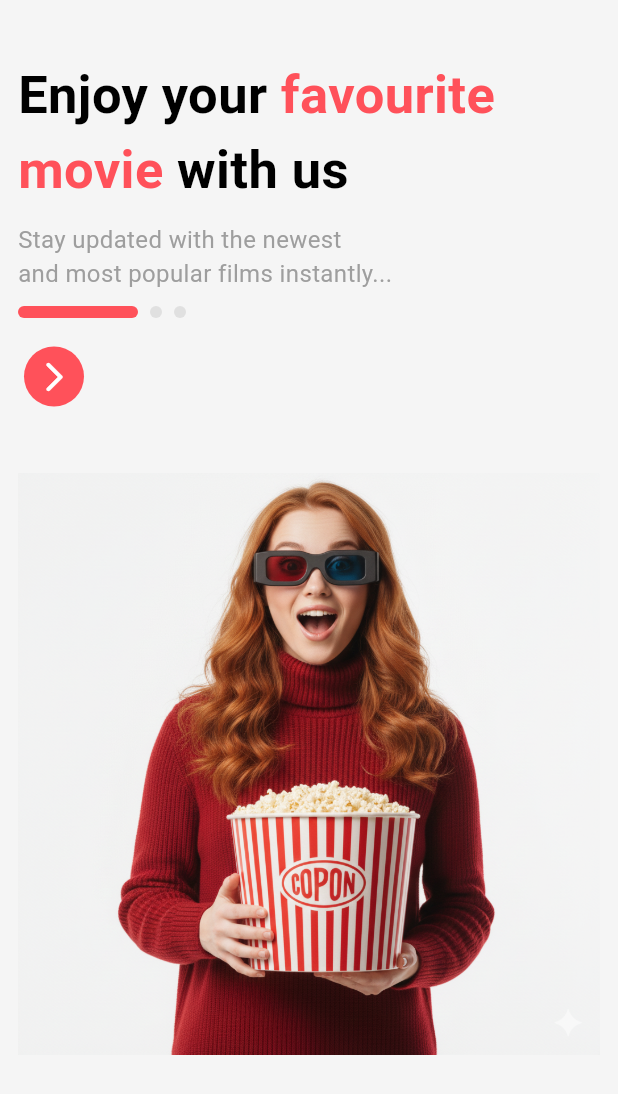
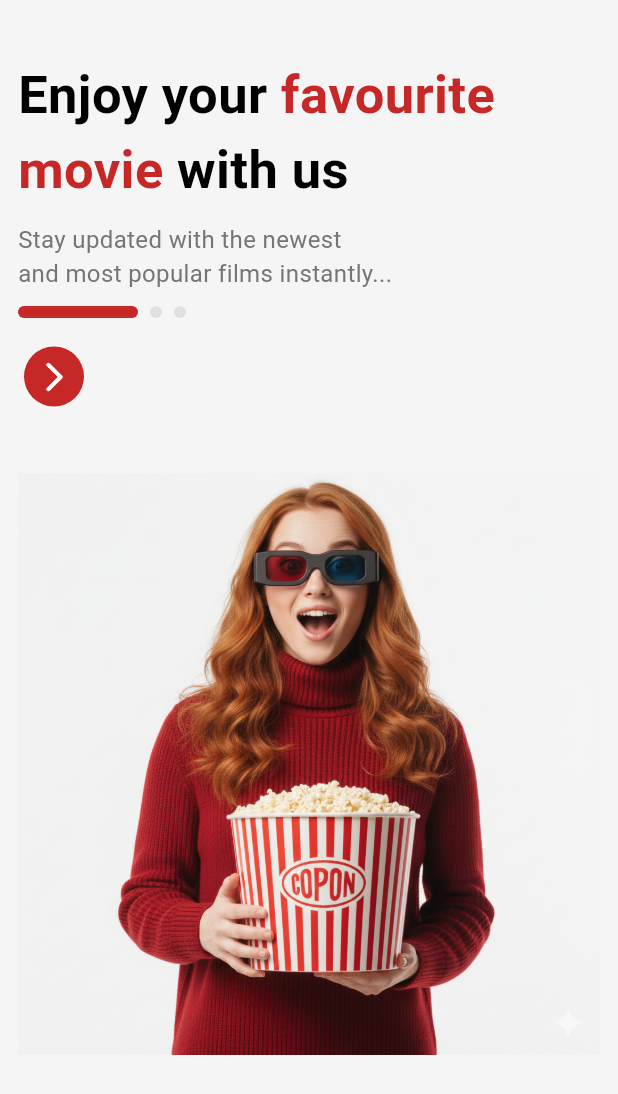
Before and after one commit to Eranga035225/movie_app_flutter_mobile_app, a Flutter app: the OnBoardScreen2 screen opened directly, on a phone screen of 412 x 824 dp. Shown: the top 1094 px of the screen. Run offline on Flutter 3.47's test engine with Material 3 defaults, Android fonts, the phone set to English and light mode, and no system bars.

Commit message:
changed styles

```diff
--- a/lib/screens/onboard_screen2.dart
+++ b/lib/screens/onboard_screen2.dart
@@ -1,4 +1,6 @@
 import 'package:flutter/material.dart';
+
+import 'onboard_screen3.dart';
 
 class OnBoardScreen2 extends StatefulWidget {
   const OnBoardScreen2({super.key});
@@ -24,7 +26,7 @@ class _OnBoardScreen2State extends State<OnBoardScreen2> {
                   text: 'Enjoy your',
                   style: TextStyle(color: Colors.black,fontSize: 35,fontWeight: FontWeight.bold),
                   children: [
-                    TextSpan(text: ' favourite\nmovie',style: TextStyle( color: Color(0xFFFF515A),fontSize: 35,fontWeight: FontWeight.bold)),
+                    TextSpan(text: ' favourite\nmovie',style: TextStyle( color:  Colors.red.shade800,fontSize: 35,fontWeight: FontWeight.bold)),
                     TextSpan(text: ' with us',style: TextStyle(color: Colors.black,fontSize: 35,fontWeight: FontWeight.bold)),
                   ]
 
@@ -32,14 +34,14 @@ class _OnBoardScreen2State extends State<OnBoardScreen2> {
 
 
               SizedBox(height: 10,),
-              Text('Stay updated with the newest\nand most popular films instantly...',style: TextStyle(color: Colors.grey.shade500,fontSize: 16),),
+              Text('Stay updated with the newest\nand most popular films instantly...',style: TextStyle(color: Colors.grey.shade600,fontSize: 16),),
               SizedBox(height: 10),
               Row(children: [
                   Container(
                     width: 80,
                     height: 8,
                     decoration: BoxDecoration(
-                      color: Color(0xFFFF515A),
+                      color: Colors.red.shade800,
                       borderRadius: BorderRadius.circular(10)
 
                     ),
@@ -62,6 +64,7 @@ class _OnBoardScreen2State extends State<OnBoardScreen2> {
               SizedBox(height: 15),
               IconButton(
                 onPressed: (){
+                  Navigator.push(context, MaterialPageRoute(builder: (context) => OnBoardScreen3()));
 
 
                 }
@@ -69,7 +72,7 @@ class _OnBoardScreen2State extends State<OnBoardScreen2> {
               color: Colors.white,
                 style: ButtonStyle(
                   backgroundColor: WidgetStatePropertyAll(
-                    Color(0xFFFF515A)
+                     Colors.red.shade800
                   )
                 )
 
```
